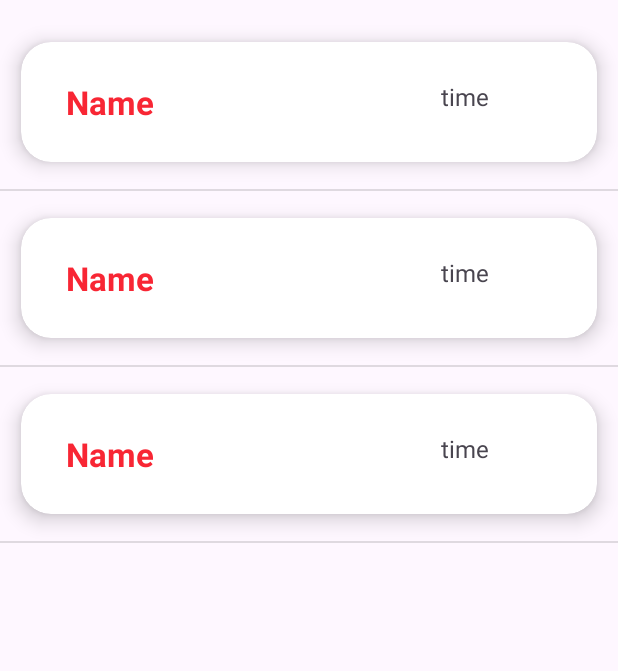
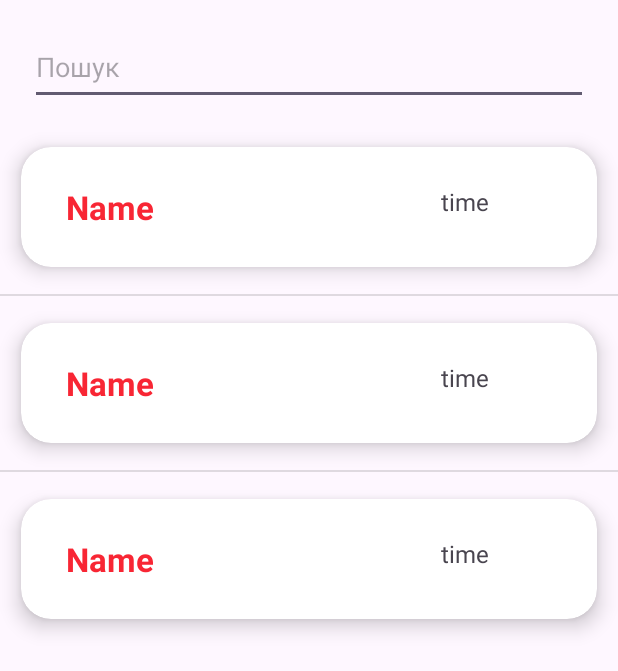
Before and after one commit to dymchenkko/khrtk_course_work_pi-420, an Android app built with Jetpack Compose: the layout activity_clients.xml on its own in the app's theme, with its tools: preview values and no code run, on a phone screen of 412 x 824 dp. Shown: the top 671 px of the screen. Run offline under Robolectric (Android 15) with nearby library versions, the phone set to English and light mode, and no system bars.

Commit message:
feat: add search

```diff
--- a/app/src/main/res/layout/activity_clients.xml
+++ b/app/src/main/res/layout/activity_clients.xml
@@ -6,14 +6,23 @@
     android:layout_height="match_parent"
     tools:context=".ClientsActivity">
 
+<EditText
+    android:layout_marginTop="20dp"
+    android:layout_marginLeft="20dp"
+    android:layout_marginRight="20dp"
+    android:hint="Пошук"
+    android:id="@+id/search_client"
+    android:layout_width="match_parent"
+    app:layout_constraintTop_toTopOf="parent"
+    android:layout_height="50dp"/>
     <ListView
         android:id="@+id/list_clients"
         android:layout_width="match_parent"
-        android:layout_height="match_parent"
+        android:layout_height="0dp"
         android:textSize="30sp"
         android:textColor="@color/black"
         tools:listitem="@layout/list_item"
-
+        app:layout_constraintTop_toBottomOf="@+id/search_client"
         app:layout_constraintLeft_toLeftOf="parent"
         app:layout_constraintRight_toRightOf="parent"
         android:layout_marginTop="10dp"
```
Also changed, not shown: app/src/main/java/com/example/cosmetologistmanager/ClientsActivity.kt (+42 -0 lines).
